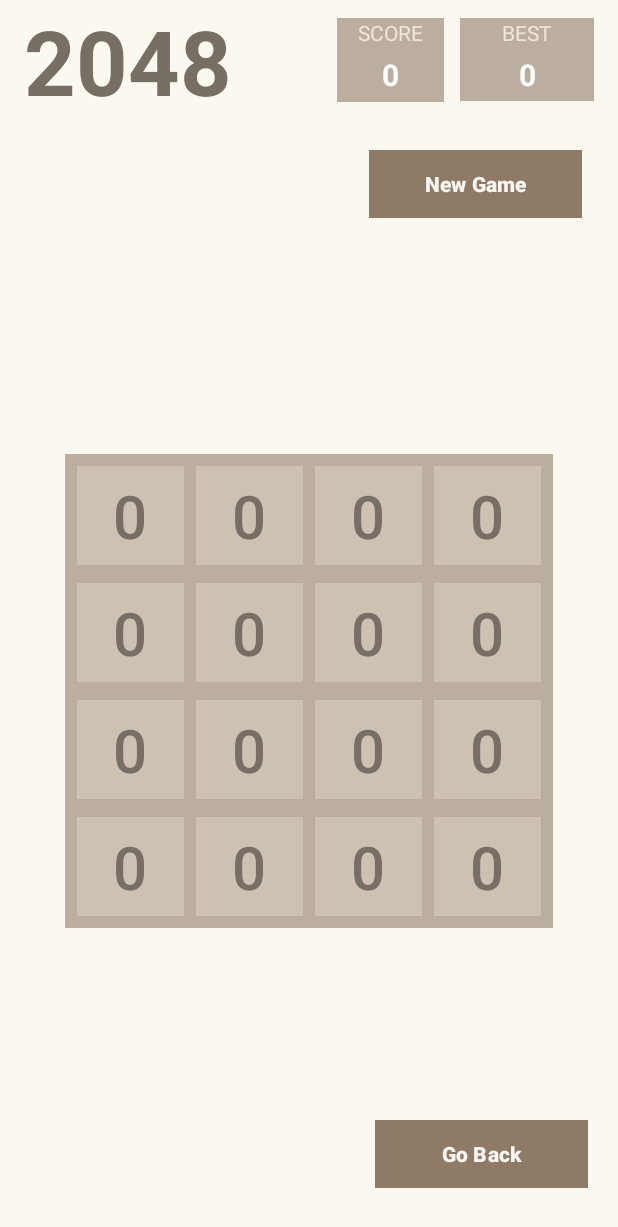
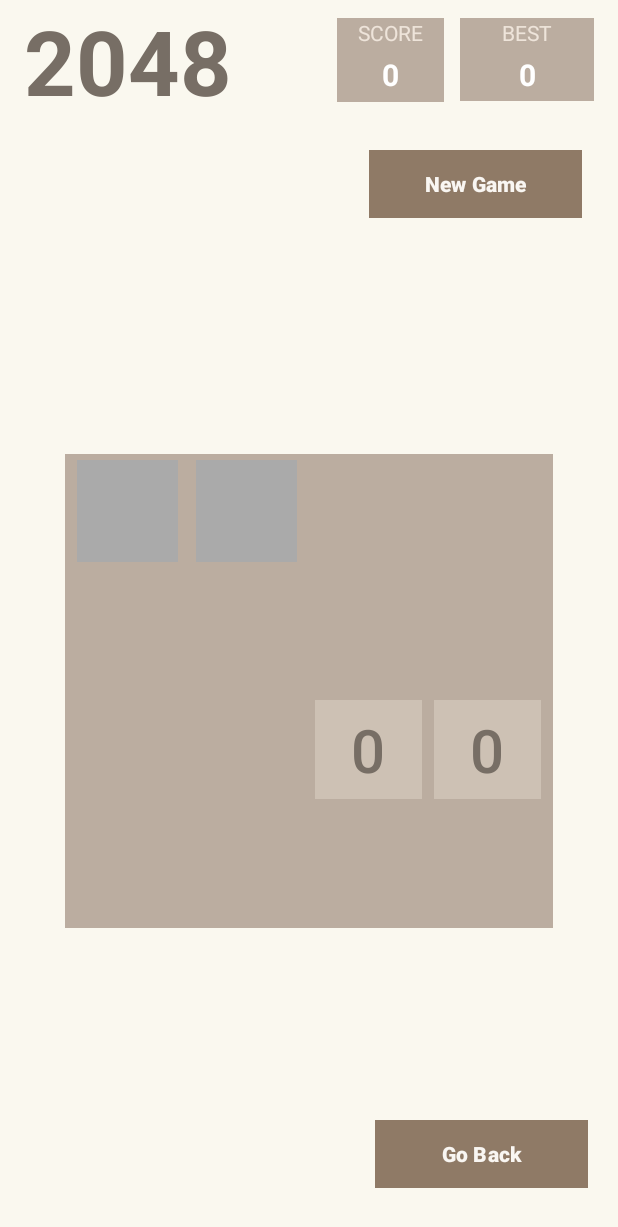
Before and after one commit to mvidalt/2_Games, an Android app: the screen it shows after launch (Game1), after a tap on "2048", on a phone screen of 412 x 824 dp. Shown: the top 1227 px of the screen. Run offline under Robolectric (Android 15) with nearby library versions, the phone set to English and light mode, and no system bars.

Commit message:
Mejor menu principal + 2048 + Senku RadioButton to ImageButton

```diff
--- a/app/src/main/java/com/example/a2games/Game1.java
+++ b/app/src/main/java/com/example/a2games/Game1.java
@@ -3,19 +3,58 @@ package com.example.a2games;
 import android.content.Intent;
 import android.os.Bundle;
 import android.view.View;
+import android.widget.Button;
 
 import androidx.appcompat.app.AppCompatActivity;
 
+import java.util.Random;
+
 public class Game1 extends AppCompatActivity {
+    private static final int NUM_BUTTONS = 16; // Total number of buttons
 
     @Override
     protected void onCreate(Bundle savedInstanceState) {
         super.onCreate(savedInstanceState);
         setContentView(R.layout.game1_layout);
+
+        // Generate two random numbers between 1 and 16
+        Random random = new Random();
+        int randomButton1 = random.nextInt(NUM_BUTTONS) + 1;
+        int randomButton2 = random.nextInt(NUM_BUTTONS) + 1;
+
+        // Make sure the two random numbers are different
+        while (randomButton2 == randomButton1) {
+            randomButton2 = random.nextInt(NUM_BUTTONS) + 1;
+        }
+
+        // Get references to the buttons
+        Button[] buttons = new Button[NUM_BUTTONS];
+        for (int i = 0; i < NUM_BUTTONS; i++) {
+            String buttonId = "button" + (i + 1);
+            int buttonResId = getResources().getIdentifier(buttonId, "id", getPackageName());
+            buttons[i] = findViewById(buttonResId);
+        }
+
+        // Make the randomly selected buttons visible
+        buttons[randomButton1 - 1].setVisibility(View.VISIBLE);
+        buttons[randomButton2 - 1].setVisibility(View.VISIBLE);
+
+        Button buttonNewGame = findViewById(R.id.buttonNewGame);
+        buttonNewGame.setOnClickListener(new View.OnClickListener() {
+            @Override
+            public void onClick(View v) {
+                // Finish the activity
+                finish();
+
+                // Start the activity again
+                Intent intent = new Intent(Game1.this, Game1.class);
+                startActivity(intent);
+            }
+        });
     }
 
-    public void goBack(View view){
-        Intent goBack = new Intent(this,MainActivity.class);
+    public void goBack(View view) {
+        Intent goBack = new Intent(this, MainActivity.class);
         startActivity(goBack);
     }
 }
--- a/app/src/main/java/com/example/a2games/MainActivity.java
+++ b/app/src/main/java/com/example/a2games/MainActivity.java
@@ -14,9 +14,9 @@ public class MainActivity extends AppCompatActivity {
         setContentView(R.layout.activity_main);
     }
 
-    public void openGame1(View view){
-        Intent IntentGame1 = new Intent(this,Game1.class);
-        startActivity(IntentGame1);
+    public void openGame1(View v) {
+        Intent intent = new Intent(this, Game1.class);
+        startActivity(intent);
     }
 
     public void openSenku(View view){
--- a/app/src/main/res/layout-land/game1_layout.xml
+++ b/app/src/main/res/layout-land/game1_layout.xml
@@ -227,7 +227,7 @@
     </GridLayout>
 
     <Button
-        android:id="@+id/button17"
+        android:id="@+id/buttonNewGame"
         android:layout_width="142dp"
         android:layout_height="53dp"
         android:layout_marginTop="220dp"
--- a/app/src/main/res/layout/activity_main.xml
+++ b/app/src/main/res/layout/activity_main.xml
@@ -56,7 +56,7 @@
             android:orientation="horizontal">
 
             <Button
-                android:id="@+id/button1"
+                android:id="@+id/button2048"
                 android:layout_width="0dp"
                 android:layout_height="wrap_content"
                 android:layout_margin="8dp"
@@ -67,7 +67,7 @@
                 android:textColor="#FFFFFF" />
 
             <Button
-                android:id="@+id/button2"
+                android:id="@+id/buttonSenku"
                 android:layout_width="0dp"
                 android:layout_height="wrap_content"
                 android:layout_margin="8dp"
--- a/app/src/main/res/layout/game1_layout.xml
+++ b/app/src/main/res/layout/game1_layout.xml
@@ -32,28 +32,58 @@
         app:layout_constraintTop_toTopOf="parent"
         app:layout_constraintVertical_bias="0.596">
 
+        <ImageView
+            android:id="@+id/imageView"
+            android:layout_width="67dp"
+            android:layout_height="68dp"
+            android:layout_row="0"
+            android:layout_column="0"
+            android:layout_marginLeft="8dp"
+            android:layout_marginTop="4dp"
+            android:background="@android:color/darker_gray"
+            app:layout_constraintTop_toBottomOf="@+id/button1" />
+
+
         <Button
             android:id="@+id/button1"
             android:layout_width="71dp"
             android:layout_height="wrap_content"
+            android:layout_row="0"
+            android:layout_column="0"
             android:layout_marginLeft="8dp"
             android:layout_marginTop="4dp"
             android:backgroundTint="#cdc1b4"
             android:text="0"
             android:textColor="#776e65"
             android:textSize="40dp"
+            android:visibility="invisible"
             app:cornerRadius="0dp" />
+
+        <ImageView
+            android:id="@+id/imageView4"
+            android:layout_width="67dp"
+            android:layout_height="68dp"
+            android:layout_row="0"
+            android:layout_column="1"
+            android:layout_marginLeft="8dp"
+            android:layout_marginTop="4dp"
+            android:background="@android:color/darker_gray"
+            android:visibility="visible"
+            app:layout_constraintTop_toBottomOf="@+id/button1" />
 
         <Button
             android:id="@+id/button2"
             android:layout_width="71dp"
             android:layout_height="wrap_content"
+            android:layout_row="0"
+            android:layout_column="1"
             android:layout_marginLeft="8dp"
             android:layout_marginTop="4dp"
             android:backgroundTint="#cdc1b4"
             android:text="0"
             android:textColor="#776e65"
             android:textSize="40dp"
+            android:visibility="invisible"
             app:cornerRadius="0dp" />
 
         <Button
@@ -68,6 +98,7 @@
             android:text="0"
             android:textColor="#776e65"
             android:textSize="40dp"
+            android:visibility="invisible"
             app:cornerRadius="0dp" />
 
         <Button
@@ -81,6 +112,7 @@
             android:text="0"
             android:textColor="#776e65"
             android:textSize="40dp"
+            android:visibility="invisible"
             app:cornerRadius="0dp" />
 
         <Button
@@ -93,6 +125,7 @@
             android:text="0"
             android:textColor="#776e65"
             android:textSize="40dp"
+            android:visibility="invisible"
             app:cornerRadius="0dp" />
 
         <Button
@@ -105,6 +138,7 @@
             android:text="0"
             android:textColor="#776e65"
             android:textSize="40dp"
+            android:visibility="invisible"
             app:cornerRadius="0dp" />
 
         <Button
@@ -117,6 +151,7 @@
             android:text="0"
             android:textColor="#776e65"
             android:textSize="40dp"
+            android:visibility="invisible"
             app:cornerRadius="0dp" />
 
         <Button
@@ -129,6 +164,7 @@
             android:text="0"
             android:textColor="#776e65"
             android:textSize="40dp"
+            android:visibility="invisible"
             app:cornerRadius="0dp" />
 
         <Button
@@ -141,6 +177,7 @@
             android:text="0"
             android:textColor="#776e65"
             android:textSize="40dp"
+            android:visibility="invisible"
             app:cornerRadius="0dp" />
 
         <Button
@@ -153,6 +190,7 @@
             android:text="0"
             android:textColor="#776e65"
             android:textSize="40dp"
+            android:visibility="invisible"
             app:cornerRadius="0dp" />
 
         <Button
@@ -165,6 +203,7 @@
             android:text="0"
             android:textColor="#776e65"
             android:textSize="40dp"
+            android:visibility="invisible"
             app:cornerRadius="0dp" />
 
         <Button
@@ -177,6 +216,7 @@
             android:text="0"
             android:textColor="#776e65"
             android:textSize="40dp"
+            android:visibility="invisible"
             app:cornerRadius="0dp" />
 
         <Button
@@ -189,6 +229,7 @@
             android:text="0"
             android:textColor="#776e65"
             android:textSize="40dp"
+            android:visibility="invisible"
             app:cornerRadius="0dp" />
 
         <Button
@@ -201,6 +242,7 @@
             android:text="0"
             android:textColor="#776e65"
             android:textSize="40dp"
+            android:visibility="invisible"
             app:cornerRadius="0dp" />
 
         <Button
@@ -213,6 +255,7 @@
             android:text="0"
             android:textColor="#776e65"
             android:textSize="40dp"
+            android:visibility="invisible"
             app:cornerRadius="0dp" />
 
         <Button
@@ -226,12 +269,13 @@
             android:text="0"
             android:textColor="#776e65"
             android:textSize="40dp"
+            android:visibility="invisible"
             app:cornerRadius="0dp" />
 
     </GridLayout>
 
     <Button
-        android:id="@+id/button17"
+        android:id="@+id/buttonNewGame"
         android:layout_width="142dp"
         android:layout_height="53dp"
         android:layout_marginTop="96dp"
--- a/build.gradle.kts
+++ b/build.gradle.kts
@@ -1,4 +1,4 @@
 // Top-level build file where you can add configuration options common to all sub-projects/modules.
 plugins {
-    id("com.android.application") version "8.1.3" apply false
+    id("com.android.application") version "8.1.4" apply false
 }
```
